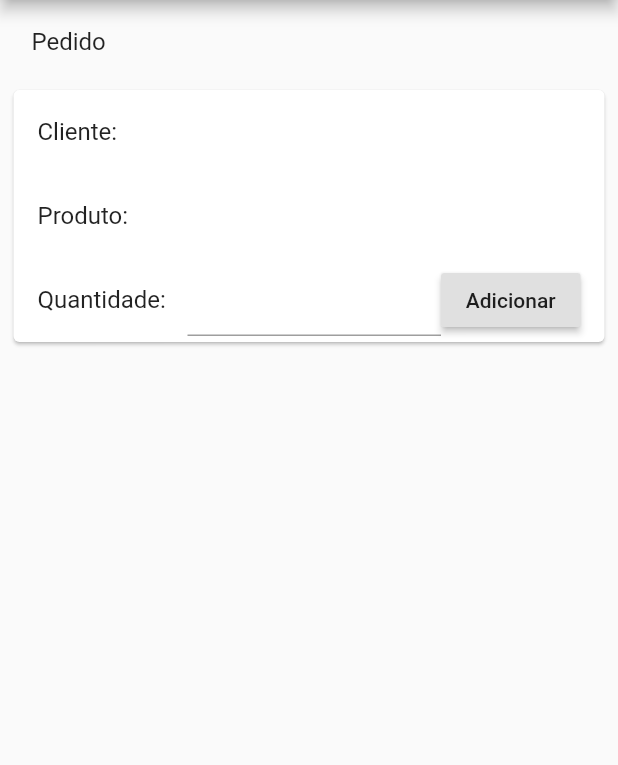
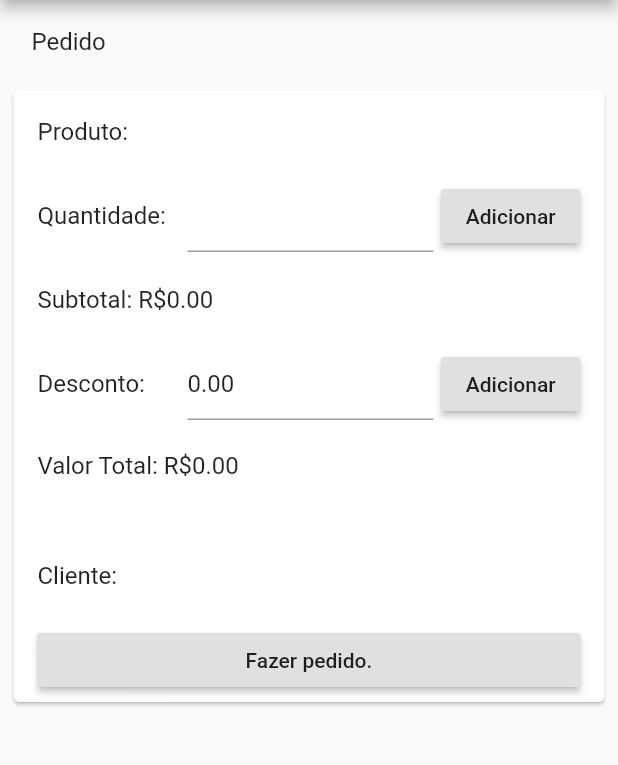
Before and after one commit to LegionTesta/grafis_test_app, a Flutter app: the NewOrderScreen screen opened directly, on a phone screen of 412 x 824 dp, the part 84-849 px from its top. Run offline on Flutter 3.47's test engine with Material 2 defaults, Android fonts, the phone set to English and light mode, and no system bars; our stand-ins replace bloc, flutter_bloc, string_validator; generated files the repository leaves out were written again; network calls fail.

Commit message:
Pedido pronto, com verificacoes funcionando.

```diff
--- a/lib/bloc/client/client_register_bloc.dart
+++ b/lib/bloc/client/client_register_bloc.dart
@@ -16,12 +16,9 @@ class ClientRegisterBloc extends Bloc<ClientRegisterBlocEvent, ClientRegisterBlo
         yield RegisteringClient();
         Client client = await clientService.add(client: event.client);
         if(client.Message == null){
-          print(client.Message);
           yield ClientRegistered();
           yield InitialClientRegisterBlocState();
-        } else{
-          print(client.Message);
-          print(client.Message);
+        } else {
           yield ClientNotRegistered(msg: client.Message);
           yield InitialClientRegisterBlocState();
         }
--- a/lib/bloc/order/order_bloc.dart
+++ b/lib/bloc/order/order_bloc.dart
@@ -57,9 +57,23 @@ class OrderBloc extends Bloc<OrderBlocEvent, OrderBlocState>{
     if(event is MakeOrder){
       try{
         yield MakingOrder();
-        await orderService.add(order: orderService.order);
-        yield OrderMade();
-        yield InitialOrderBlocState();
+        if(orderService.completeOrder.value == null) {
+          yield OrderNotMade(msg: "Nenhum item inserido.");
+          yield InitialOrderBlocState(completeOrder: orderService.completeOrder);
+        } else if(orderService.completeOrder.client == null) {
+          yield OrderNotMade(msg: "Cliente não selecionado.");
+          yield InitialOrderBlocState(completeOrder: orderService.completeOrder);
+        } else {
+          CompleteOrder completeOrder = await orderService.add(order: orderService.order);
+          if(completeOrder.Message == null){
+            orderService.completeOrder = CompleteOrder(discount: 0);
+            orderService.order = Order();
+            yield OrderMade();
+            yield InitialOrderBlocState();
+          } else {
+            yield OrderNotMade(msg: completeOrder.Message);
+          }
+        }
       } catch(e, s){
         print("Exception: $e\n");
         print("Stack: $s\n");
@@ -105,13 +119,19 @@ class OrderUpdated extends OrderBlocState{
 
 class UpdatingOrder extends OrderBlocState{}
 
-class InitialOrderBlocState extends OrderBlocState{}
+class InitialOrderBlocState extends OrderBlocState{
+  final CompleteOrder completeOrder;
+  InitialOrderBlocState({this.completeOrder});
+}
 
 class MakingOrder extends OrderBlocState{}
 
 class OrderMade extends OrderBlocState{}
 
-class OrderNotMade extends OrderBlocState{}
+class OrderNotMade extends OrderBlocState{
+  final String msg;
+  OrderNotMade({this.msg});
+}
 
 class SelectingAmount extends OrderBlocState{
   final CompleteOrder completeOrder;
--- a/lib/core/order.dart
+++ b/lib/core/order.dart
@@ -16,10 +16,10 @@ class CompleteOrder{
   double discount;
   double totalValue;
   Product currentProduct;
-  String message;
+  String Message;
 
   CompleteOrder({this.id, this.date, this.products, this.client, this.value,
-    this.discount, this.totalValue, this.currentProduct, this.message});
+    this.discount, this.totalValue, this.currentProduct, this.Message});
 
   factory CompleteOrder.fromJson(Map<String, dynamic> json) => _$CompleteOrderFromJson(json);
   Map<String, dynamic> toJson() => _$CompleteOrderToJson(this);
@@ -30,9 +30,9 @@ class CompleteOrderProduct{
 
   Product product;
   double amount;
-  String message;
+  String Message;
 
-  CompleteOrderProduct({this.product, this.amount, this.message});
+  CompleteOrderProduct({this.product, this.amount, this.Message});
 
   factory CompleteOrderProduct.fromJson(Map<String, dynamic> json) => _$CompleteOrderProductFromJson(json);
   Map<String, dynamic> toJson() => _$CompleteOrderProductToJson(this);
@@ -44,9 +44,9 @@ class Order{
   List<OrderProduct> products;
   int clientId;
   double discount;
-  String message;
+  String Message;
 
-  Order({this.products, this.clientId, this.discount, this.message});
+  Order({this.products, this.clientId, this.discount, this.Message});
 
   factory Order.fromJson(Map<String, dynamic> json) => _$OrderFromJson(json);
   Map<String, dynamic> toJson() => _$OrderToJson(this);
@@ -57,9 +57,9 @@ class OrderProduct{
 
   int productId;
   double amount;
-  String message;
+  String Message;
 
-  OrderProduct({this.productId, this.amount, this.message});
+  OrderProduct({this.productId, this.amount, this.Message});
 
   factory OrderProduct.fromJson(Map<String, dynamic> json) => _$OrderProductFromJson(json);
   Map<String, dynamic> toJson() => _$OrderProductToJson(this);
--- a/lib/core/product.dart
+++ b/lib/core/product.dart
@@ -9,9 +9,9 @@ class Product{
   int id;
   String desc;
   double price;
-  String message;
+  String Message;
 
-  Product({this.id, this.desc, this.price, this.message});
+  Product({this.id, this.desc, this.price, this.Message});
 
   factory Product.fromJson(Map<String, dynamic> json) => _$ProductFromJson(json);
   Map<String, dynamic> toJson() => _$ProductToJson(this);
--- a/lib/ui/new_order_screen.dart
+++ b/lib/ui/new_order_screen.dart
@@ -26,8 +26,10 @@ class _NewOrderScreenState extends State<NewOrderScreen> {
   List<Client> clients = List();
 
   final _amountFormKey = GlobalKey<FormState>();
+  final _discountFormKey = GlobalKey<FormState>();
 
   TextEditingController amountController = TextEditingController();
+  TextEditingController discountController = TextEditingController(text: "0.00");
 
   @override
   void initState() {
@@ -36,6 +38,56 @@ class _NewOrderScreenState extends State<NewOrderScreen> {
     _orderBloc = OrderBloc();
     _clientBloc.add(ReloadClients());
     _productBloc.add(ReloadProducts());
+    _orderBloc.listen((state) {
+      if(state is MakingOrder){
+        showDialog(
+            context: context,
+            builder: (BuildContext context){
+              return AlertDialog(
+                content: Text("Carregando..."),
+              );
+            }
+        );
+      }
+      if(state is OrderMade){
+        Navigator.pop(context);
+        showDialog(
+            context: context,
+            builder: (BuildContext context){
+              return AlertDialog(
+                content: Text("O pedido foi registrado!"),
+                actions: <Widget>[
+                  FlatButton(
+                    child: Text("Ok"),
+                    onPressed: (){
+                      Navigator.pop(context);
+                    },
+                  )
+                ],
+              );
+            }
+        );
+      }
+      if(state is OrderNotMade){
+        Navigator.pop(context);
+        showDialog(
+            context: context,
+            builder: (BuildContext context){
+              return AlertDialog(
+                content: Text("O pedido não foi registrado!\n${state.msg}"),
+                actions: <Widget>[
+                  FlatButton(
+                    child: Text("Ok"),
+                    onPressed: (){
+                      Navigator.pop(context);
+                    },
+                  )
+                ],
+              );
+            }
+        );
+      }
+    });
     super.initState();
   }
 
@@ -94,7 +146,7 @@ class _NewOrderScreenState extends State<NewOrderScreen> {
                 bloc: _orderBloc,
                   builder: (BuildContext context, OrderBlocState state){
                     if(state is InitialOrderBlocState){
-                      return buildOrder(context, null);
+                      return buildOrder(context, state.completeOrder);
                     }
                     if(state is OrderUpdated){
                       return buildOrder(context, state.completeOrder);
@@ -130,10 +182,6 @@ class _NewOrderScreenState extends State<NewOrderScreen> {
                     child: Column(
                       children: <Widget>[
                         ListTile(
-                          title: completeOrder != null ? completeOrder.client != null ?
-                              Text("Cliente: ${completeOrder.client.name}") : Text("Cliente: ") : Text("Cliente: "),
-                        ),
-                        ListTile(
                           title: completeOrder != null? completeOrder.currentProduct != null ?
                               Text("Produto: ${completeOrder.currentProduct.desc}") : Text("Produto: ") : Text("Produto: "),
                         ),
@@ -151,12 +199,10 @@ class _NewOrderScreenState extends State<NewOrderScreen> {
                                     controller: amountController,
                                     validator: (value){
                                       if(completeOrder != null){
-                                        if(completeOrder.client == null)
-                                          return "Selecione um Cliente.";
                                         if(completeOrder.currentProduct == null)
                                           return "Selecione um Produto.";
                                       } else {
-                                        return "Selecione um Cliente";
+                                        return "Selecione um Produto.";
                                       }
                                       if(value.isEmpty)
                                         return "Campo Quantidade vazio.";
@@ -169,6 +215,9 @@ class _NewOrderScreenState extends State<NewOrderScreen> {
                                       }
                                     },
                                   ),
+                                ),
+                                SizedBox(
+                                  width: 5,
                                 ),
                                 SizedBox(
                                   width: 93,
@@ -189,7 +238,79 @@ class _NewOrderScreenState extends State<NewOrderScreen> {
                             ),
                           )
                         ),
-                        buildOrderProductsList(context, completeOrder)
+                        buildOrderProductsList(context, completeOrder),
+                        ListTile(
+                          title: completeOrder != null ? completeOrder.value != null ?
+                              Text("Subtotal: R\$${completeOrder.value.toStringAsFixed(2)}")
+                              : Text("Subtotal: R\$0.00") : Text("Subtotal: R\$0.00"),
+                        ),
+                        ListTile(
+                            title: Form(
+                              key: _discountFormKey,
+                              child: Row(
+                                children: <Widget>[
+                                  SizedBox(
+                                    width: 100,
+                                    child: Text("Desconto:"),
+                                  ),
+                                  Expanded(
+                                    child: TextFormField(
+                                      controller: discountController,
+                                      validator: (value){
+                                        try{
+                                          double discount = double.parse(value);
+                                          if(discount <= 0)
+                                            return "Valor inserido menor ou igual a 0.";
+                                          if(completeOrder.value < discount)
+                                            return "Desconto maior que o valor da venda.";
+                                          return null;
+                                        } catch(e){
+                                          return "Valor inserido inválido.";
+                                        }
+                                      },
+                                    ),
+                                  ),
+                                  SizedBox(
+                                    width: 5,
+                                  ),
+                                  SizedBox(
+                                    width: 93,
+                                    child: RaisedButton(
+                                      onPressed: (){
+                                        if(_discountFormKey.currentState.validate()){
+                                          _orderBloc.add(AddDiscount(
+                                              discount: double.parse(discountController.text)
+                                          ));
+                                          discountController.text = "";
+                                        }
+                                      },
+                                      child: Text("Adicionar"),
+                                    ),
+                                  )
+                                ],
+                              ),
+                            )
+                        ),
+                        ListTile(
+                          title: completeOrder != null ? completeOrder.totalValue != null ?
+                          Text("Valor Total: R\$${completeOrder.totalValue.toStringAsFixed(2)}")
+                              : Text("Valor Total: R\$0.00") : Text("Valor Total: R\$0.00"),
+                          subtitle: completeOrder != null ? completeOrder.totalValue != null ?
+                          Text("R\$${completeOrder.value.toStringAsFixed(2)} - R\$${completeOrder.discount.toStringAsFixed(2)}")
+                              : Text("") : Text(""),
+                        ),
+                        ListTile(
+                          title: completeOrder != null ? completeOrder.client != null ?
+                          Text("Cliente: ${completeOrder.client.name}") : Text("Cliente: ") : Text("Cliente: "),
+                        ),
+                        ListTile(
+                          title: RaisedButton(
+                            child: Text("Fazer pedido."),
+                            onPressed: (){
+                              _orderBloc.add(MakeOrder());
+                            },
+                          ),
+                        )
                       ],
                     ),
                   )
```
Also changed, not shown: lib/core/order.g.dart, lib/core/product.g.dart.
